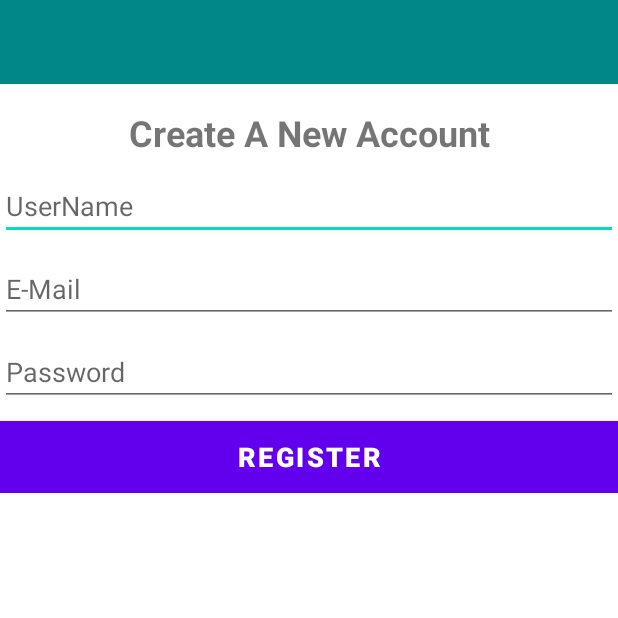
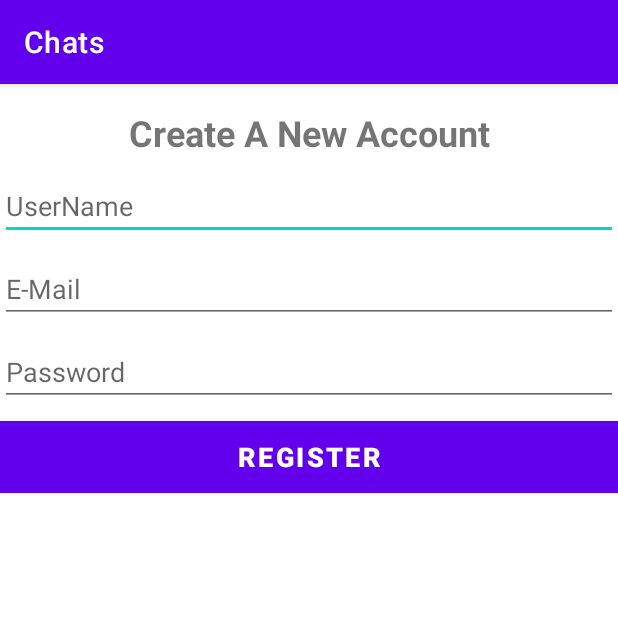
Before and after one commit to Saranya-Mukherjee/Chats, an Android app: the screen it shows after launch (Registration), on a phone screen of 412 x 824 dp, the top half of it. Run offline under Robolectric (Android 15) with nearby library versions, the phone set to English and light mode, and no system bars; our stand-ins replace Firebase (no records; nobody signed in at launch, a user with empty details on screens opened directly); libraries missing offline, so code that uses them is left out: com.rengwuxian.materialedittext; plain views replace MaterialEditText; 3 statements that could not run were skipped.

Commit message:
initial commit

```diff
--- a/app/src/main/java/com/putin/chats/Registration.java
+++ b/app/src/main/java/com/putin/chats/Registration.java
@@ -5,7 +5,6 @@ import android.os.Bundle;
 import android.text.TextUtils;
 import android.view.View;
 import android.widget.Toast;
-import android.widget.Toolbar;
 
 import androidx.annotation.NonNull;
 import androidx.appcompat.app.AppCompatActivity;
@@ -33,9 +32,6 @@ public class Registration extends AppCompatActivity {
     protected void onCreate(Bundle savedInstanceState) {
         super.onCreate(savedInstanceState);
         setContentView(R.layout.activity_registration);
-
-        Toolbar toolbar = findViewById(R.id.toolbar);
-        toolbar.setTitle("Register");
 
         uname = findViewById(R.id.uname);
         email = findViewById(R.id.email);
--- a/app/src/main/res/layout/activity_registration.xml
+++ b/app/src/main/res/layout/activity_registration.xml
@@ -6,14 +6,13 @@
     android:layout_height="match_parent"
     tools:context=".Registration">
 
-    <include
-        android:id="@+id/toolbar"
-        layout="@layout/bar_layout"/>
+    <!--    <include-->
+    <!--        android:id="@+id/toolbar"-->
+    <!--        layout="@layout/bar_layout"/>-->
 
     <LinearLayout
         android:layout_width="match_parent"
         android:layout_height="wrap_content"
-        android:layout_below="@id/toolbar"
         android:gravity="center_horizontal"
         android:orientation="vertical"
         android:paddingTop="16dp">
--- a/app/src/main/res/layout/bar_layout.xml
+++ b/app/src/main/res/layout/bar_layout.xml
@@ -3,6 +3,7 @@
     android:id="@+id/toolbar"
     android:layout_width="match_parent"
     android:layout_height="wrap_content"
+    android:title="Register"
     android:background="@color/teal_700">
 
 </androidx.appcompat.widget.Toolbar>
--- a/app/src/main/res/values-night/themes.xml
+++ b/app/src/main/res/values-night/themes.xml
@@ -1,6 +1,6 @@
 <resources xmlns:tools="http://schemas.android.com/tools">
     <!-- Base application theme. -->
-    <style name="Theme.Chats" parent="Theme.MaterialComponents.DayNight.NoActionBar">
+    <style name="Theme.Chats" parent="Theme.MaterialComponents.DayNight.DarkActionBar">
         <!-- Primary brand color. -->
         <item name="colorPrimary">@color/purple_200</item>
         <item name="colorPrimaryVariant">@color/purple_700</item>
--- a/app/src/main/res/values/themes.xml
+++ b/app/src/main/res/values/themes.xml
@@ -1,6 +1,6 @@
 <resources xmlns:tools="http://schemas.android.com/tools">
     <!-- Base application theme. -->
-    <style name="Theme.Chats" parent="Theme.MaterialComponents.DayNight.NoActionBar">
+    <style name="Theme.Chats" parent="Theme.MaterialComponents.DayNight.DarkActionBar">
         <!-- Primary brand color. -->
         <item name="colorPrimary">@color/purple_500</item>
         <item name="colorPrimaryVariant">@color/purple_700</item>
```
